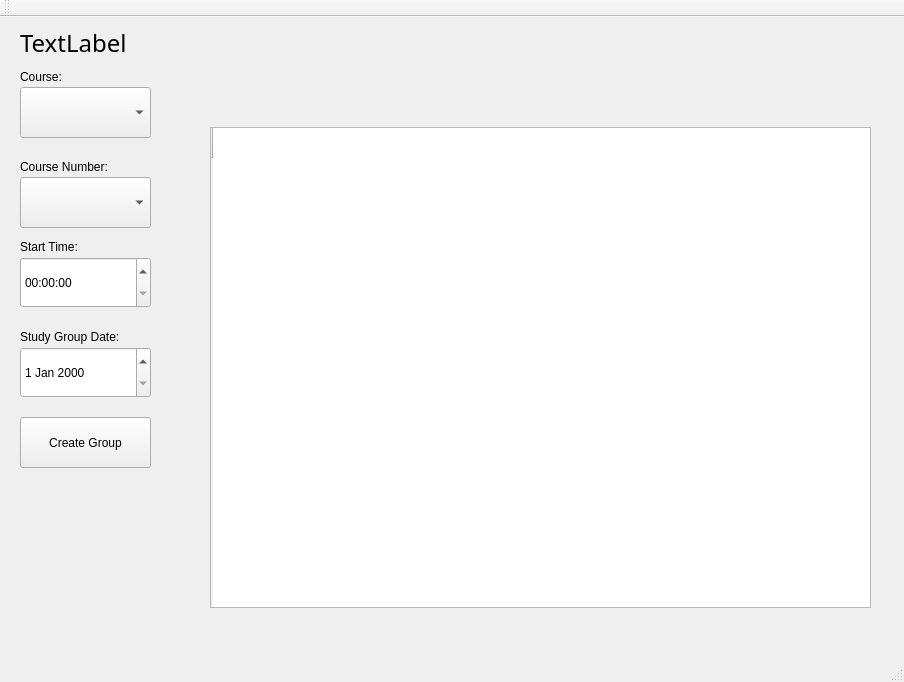
This is StudyGroupFormer/AppWindow.ui in vu035/StudyGroupApp as Qt 5 draws it before an edit. The edited form follows.
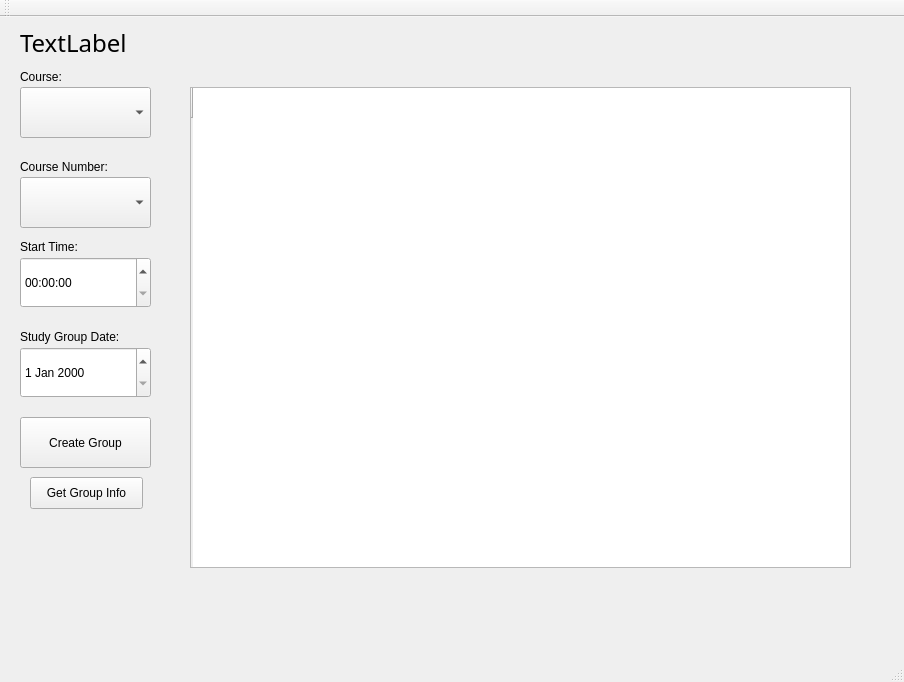
This is the edited form.

Commit message:
GroupInfo Window Added
-Added GroupInfo Window
-Added button on AppWindow to open GroupInfo window
-Set GroupInfo to display group info for group with id "1"

Needs:

-Signal/Slot for group id to be passed from AppWindow to GroupInfo Window
-Clean up code

Patch:
```diff
--- a/StudyGroupFormer/AppWindow.ui
+++ b/StudyGroupFormer/AppWindow.ui
@@ -144,8 +144,8 @@
    <widget class="QTableWidget" name="listOfAllGroups">
     <property name="geometry">
      <rect>
-      <x>210</x>
-      <y>110</y>
+      <x>190</x>
+      <y>70</y>
       <width>661</width>
       <height>481</height>
      </rect>
@@ -156,6 +156,19 @@
      </property>
     </row>
    </widget>
+   <widget class="QPushButton" name="pushButton">
+    <property name="geometry">
+     <rect>
+      <x>30</x>
+      <y>460</y>
+      <width>113</width>
+      <height>32</height>
+     </rect>
+    </property>
+    <property name="text">
+     <string>Get Group Info</string>
+    </property>
+   </widget>
   </widget>
   <widget class="QMenuBar" name="menuBar">
    <property name="geometry">
```
Left out of the diff: 2 changed lines with no effect on the pictures. The commit also changes 8 other files.
